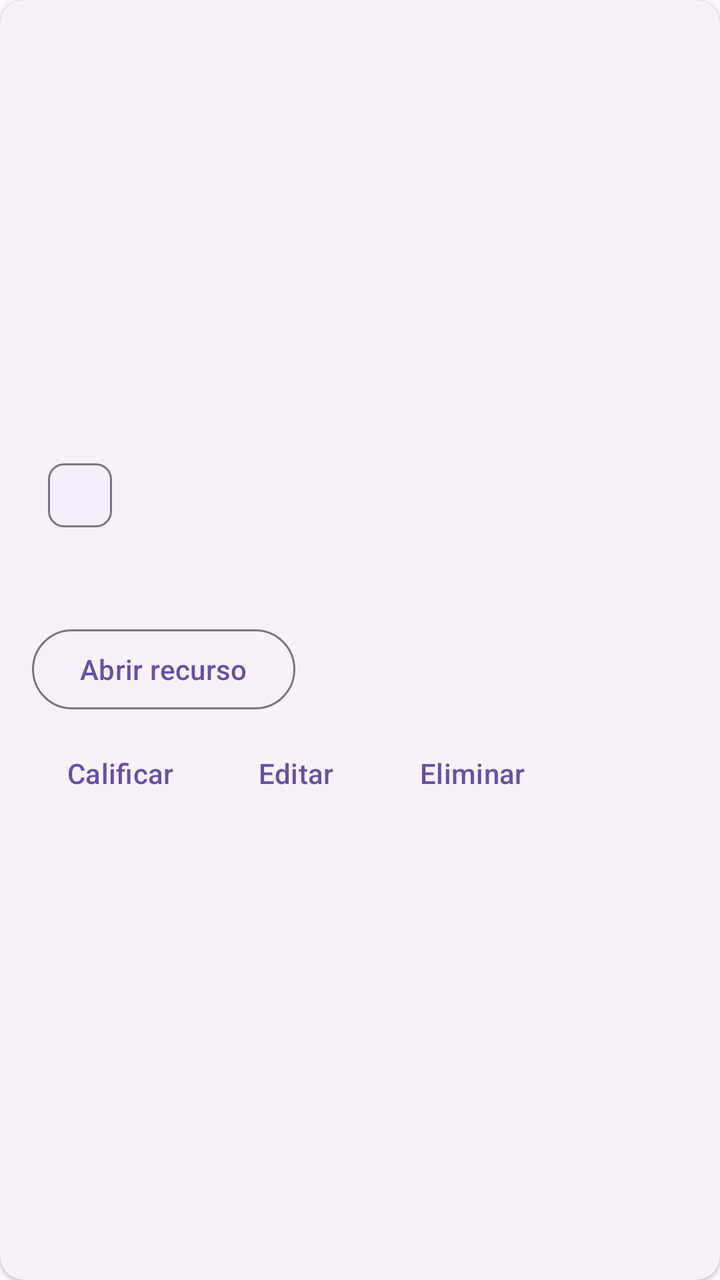
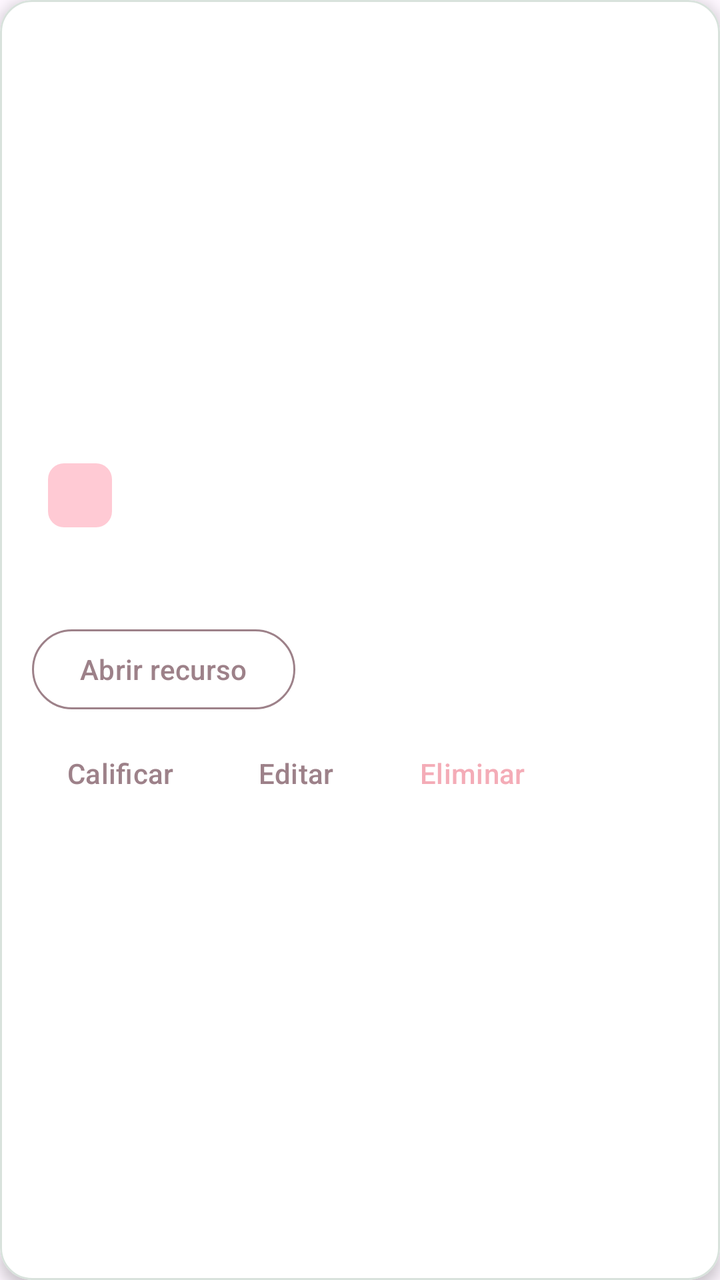

Screens rendered from an Android XML layout before and after an edit, with the pre-edit source and the edit as a unified diff.
<!-- AndroidManifest.xml: application theme Theme.AprendeApp -->
<!-- res/layout/item_recurso.xml -->
<?xml version="1.0" encoding="utf-8"?>
<com.google.android.material.card.MaterialCardView xmlns:android="http://schemas.android.com/apk/res/android"
    xmlns:app="http://schemas.android.com/apk/res-auto"
    style="?attr/materialCardViewElevatedStyle"
    android:layout_width="match_parent"
    android:layout_height="wrap_content"
    android:layout_marginHorizontal="12dp"
    android:layout_marginVertical="6dp">

    <LinearLayout
        android:layout_width="match_parent"
        android:layout_height="wrap_content"
        android:orientation="vertical">

        <ImageView
            android:id="@+id/ivImagen"
            android:layout_width="match_parent"
            android:layout_height="180dp"
            android:scaleType="centerCrop"
            android:importantForAccessibility="no" />

        <LinearLayout
            android:layout_width="match_parent"
            android:layout_height="wrap_content"
            android:orientation="vertical"
            android:padding="16dp">

            <TextView
                android:id="@+id/tvTitulo"
                android:layout_width="match_parent"
                android:layout_height="wrap_content"
                android:textAppearance="?attr/textAppearanceTitleMedium" />

            <LinearLayout
                android:layout_width="match_parent"
                android:layout_height="wrap_content"
                android:layout_marginTop="6dp"
                android:gravity="center_vertical"
                android:orientation="horizontal">

                <com.google.android.material.chip.Chip
                    android:id="@+id/chipTipo"
                    android:layout_width="wrap_content"
                    android:layout_height="wrap_content"
                    android:clickable="false" />

                <TextView
                    android:id="@+id/tvId"
                    android:layout_width="0dp"
                    android:layout_height="wrap_content"
                    android:layout_weight="1"
                    android:layout_marginStart="12dp"
                    android:textAppearance="?attr/textAppearanceBodySmall" />

                <TextView
                    android:id="@+id/tvPromedio"
                    android:layout_width="wrap_content"
                    android:layout_height="wrap_content"
                    android:textAppearance="?attr/textAppearanceLabelLarge" />

            </LinearLayout>

            <TextView
                android:id="@+id/tvDescripcion"
                android:layout_width="match_parent"
                android:layout_height="wrap_content"
                android:layout_marginTop="8dp"
                android:maxLines="2"
                android:ellipsize="end"
                android:textAppearance="?attr/textAppearanceBodyMedium" />

            
            <LinearLayout
                android:layout_width="match_parent"
                android:layout_height="wrap_content"
                android:layout_marginTop="12dp"
                android:gravity="center_vertical"
                android:orientation="horizontal">

                <com.google.android.material.button.MaterialButton
                    android:id="@+id/btnAbrir"
                    style="?attr/materialButtonOutlinedStyle"
                    android:layout_width="wrap_content"
                    android:layout_height="wrap_content"
                    android:text="@string/btn_abrir_recurso" />

                <Space
                    android:layout_width="0dp"
                    android:layout_height="0dp"
                    android:layout_weight="1" />

                <ImageButton
                    android:id="@+id/btnFavorito"
                    style="?attr/borderlessButtonStyle"
                    android:layout_width="48dp"
                    android:layout_height="48dp"
                    android:contentDescription="@string/item_favorito_desc" />

            </LinearLayout>

            <LinearLayout
                android:layout_width="match_parent"
                android:layout_height="wrap_content"
                android:layout_marginTop="4dp"
                android:orientation="horizontal">

                <com.google.android.material.button.MaterialButton
                    android:id="@+id/btnCalificar"
                    style="?attr/borderlessButtonStyle"
                    android:layout_width="wrap_content"
                    android:layout_height="wrap_content"
                    android:text="@string/btn_calificar" />

                <com.google.android.material.button.MaterialButton
                    android:id="@+id/btnEditar"
                    style="?attr/borderlessButtonStyle"
                    android:layout_width="wrap_content"
                    android:layout_height="wrap_content"
                    android:text="@string/btn_editar" />

                <com.google.android.material.button.MaterialButton
                    android:id="@+id/btnEliminar"
                    style="?attr/borderlessButtonStyle"
                    android:layout_width="wrap_content"
                    android:layout_height="wrap_content"
                    android:text="@string/btn_eliminar" />

            </LinearLayout>

        </LinearLayout>

    </LinearLayout>

</com.google.android.material.card.MaterialCardView>
<!-- resources referenced by this layout -->
<resources>
  <string name="btn_abrir_recurso">Abrir recurso</string>
  <string name="btn_calificar">Calificar</string>
  <string name="btn_editar">Editar</string>
  <string name="btn_eliminar">Eliminar</string>
  <string name="item_favorito_desc">Marcar como favorito</string>
  <style name="Theme.AprendeApp" parent="Base.Theme.AprendeApp" />
  <style name="Base.Theme.AprendeApp" parent="Theme.Material3.DayNight.NoActionBar">
          
          
      </style>
</resources>

<!-- the commit's change to res/layout/item_recurso.xml (unified diff, before → after) -->
@@ -4,8 +4,13 @@
     style="?attr/materialCardViewElevatedStyle"
     android:layout_width="match_parent"
     android:layout_height="wrap_content"
-    android:layout_marginHorizontal="12dp"
-    android:layout_marginVertical="6dp">
+    android:layout_marginHorizontal="@dimen/margin_horizontal"
+    android:layout_marginVertical="6dp"
+    app:cardBackgroundColor="@color/card_background"
+    app:cardCornerRadius="16dp"
+    app:cardElevation="4dp"
+    app:strokeColor="@color/card_stroke"
+    app:strokeWidth="1dp">
 
     <LinearLayout
         android:layout_width="match_parent"
@@ -15,21 +20,23 @@
         <ImageView
             android:id="@+id/ivImagen"
             android:layout_width="match_parent"
-            android:layout_height="180dp"
-            android:scaleType="centerCrop"
-            android:importantForAccessibility="no" />
+            android:layout_height="@dimen/image_card_height"
+            android:importantForAccessibility="no"
+            android:scaleType="centerCrop" />
 
         <LinearLayout
             android:layout_width="match_parent"
             android:layout_height="wrap_content"
             android:orientation="vertical"
-            android:padding="16dp">
+            android:padding="@dimen/padding_screen_medium">
 
             <TextView
                 android:id="@+id/tvTitulo"
                 android:layout_width="match_parent"
                 android:layout_height="wrap_content"
-                android:textAppearance="?attr/textAppearanceTitleMedium" />
+                android:textAppearance="?attr/textAppearanceTitleMedium"
+                android:textColor="@color/text_primary"
+                android:textStyle="bold" />
 
             <LinearLayout
                 android:layout_width="match_parent"
@@ -42,21 +49,27 @@
                     android:id="@+id/chipTipo"
                     android:layout_width="wrap_content"
                     android:layout_height="wrap_content"
-                    android:clickable="false" />
+                    android:clickable="false"
+                    android:textColor="@color/on_primary_container"
+                    app:chipBackgroundColor="@color/primary_container"
+                    app:chipStrokeWidth="0dp" />
 
                 <TextView
                     android:id="@+id/tvId"
                     android:layout_width="0dp"
                     android:layout_height="wrap_content"
+                    android:layout_marginStart="@dimen/margin_item_vertical"
                     android:layout_weight="1"
-                    android:layout_marginStart="12dp"
-                    android:textAppearance="?attr/textAppearanceBodySmall" />
+                    android:textAppearance="?attr/textAppearanceBodySmall"
+                    android:textColor="@color/malva_empolvado" />
 
                 <TextView
                     android:id="@+id/tvPromedio"
                     android:layout_width="wrap_content"
                     android:layout_height="wrap_content"
-                    android:textAppearance="?attr/textAppearanceLabelLarge" />
+                    android:textAppearance="?attr/textAppearanceLabelLarge"
+                    android:textColor="@color/primary"
+                    android:textStyle="bold" />
 
             </LinearLayout>
 
@@ -64,16 +77,17 @@
                 android:id="@+id/tvDescripcion"
                 android:layout_width="match_parent"
                 android:layout_height="wrap_content"
-                android:layout_marginTop="8dp"
+                android:layout_marginTop="@dimen/margin_item_small"
+                android:ellipsize="end"
                 android:maxLines="2"
-                android:ellipsize="end"
-                android:textAppearance="?attr/textAppearanceBodyMedium" />
+                android:textAppearance="?attr/textAppearanceBodyMedium"
+                android:textColor="@color/text_primary" />
 
             
             <LinearLayout
                 android:layout_width="match_parent"
                 android:layout_height="wrap_content"
-                android:layout_marginTop="12dp"
+                android:layout_marginTop="@dimen/margin_item_vertical"
                 android:gravity="center_vertical"
                 android:orientation="horizontal">
 
@@ -82,7 +96,9 @@
                     style="?attr/materialButtonOutlinedStyle"
                     android:layout_width="wrap_content"
                     android:layout_height="wrap_content"
-                    android:text="@string/btn_abrir_recurso" />
+                    android:text="@string/btn_abrir_recurso"
+                    android:textColor="@color/primary"
+                    app:strokeColor="@color/primary" />
 
                 <Space
                     android:layout_width="0dp"
@@ -92,9 +108,10 @@
                 <ImageButton
                     android:id="@+id/btnFavorito"
                     style="?attr/borderlessButtonStyle"
-                    android:layout_width="48dp"
-                    android:layout_height="48dp"
-                    android:contentDescription="@string/item_favorito_desc" />
+                    android:layout_width="@dimen/icon_button_size"
+                    android:layout_height="@dimen/icon_button_size"
+                    android:contentDescription="@string/item_favorito_desc"
+                    app:tint="@color/primary" />
 
             </LinearLayout>
 
@@ -109,21 +126,24 @@
                     style="?attr/borderlessButtonStyle"
                     android:layout_width="wrap_content"
                     android:layout_height="wrap_content"
-                    android:text="@string/btn_calificar" />
+                    android:text="@string/btn_calificar"
+                    android:textColor="@color/primary" />
 
                 <com.google.android.material.button.MaterialButton
                     android:id="@+id/btnEditar"
                     style="?attr/borderlessButtonStyle"
                     android:layout_width="wrap_content"
                     android:layout_height="wrap_content"
-                    android:text="@string/btn_editar" />
+                    android:text="@string/btn_editar"
+                    android:textColor="@color/primary" />
 
                 <com.google.android.material.button.MaterialButton
                     android:id="@+id/btnEliminar"
                     style="?attr/borderlessButtonStyle"
                     android:layout_width="wrap_content"
                     android:layout_height="wrap_content"
-                    android:text="@string/btn_eliminar" />
+                    android:text="@string/btn_eliminar"
+                    android:textColor="@color/flor_cerezo" />
 
             </LinearLayout>
 
<!-- resource entries referenced after the edit -->
@@ -1,5 +1,19 @@
 <!-- resources referenced by this layout -->
 <resources>
+  <color name="card_background">#FFFFFF</color>
+  <color name="card_stroke">#D8E2DC</color>
+  <color name="flor_cerezo">#F4ACB7</color>
+  <color name="malva_empolvado">#9D8189</color>
+  <color name="on_primary_container">#9D8189</color>
+  <color name="primary">#9D8189</color>
+  <color name="primary_container">#FFCAD4</color>
+  <color name="text_primary">#9D8189</color>
+  <dimen name="icon_button_size">48dp</dimen>
+  <dimen name="image_card_height">180dp</dimen>
+  <dimen name="margin_horizontal">12dp</dimen>
+  <dimen name="margin_item_small">8dp</dimen>
+  <dimen name="margin_item_vertical">12dp</dimen>
+  <dimen name="padding_screen_medium">16dp</dimen>
   <string name="btn_abrir_recurso">Abrir recurso</string>
   <string name="btn_calificar">Calificar</string>
   <string name="btn_editar">Editar</string>
